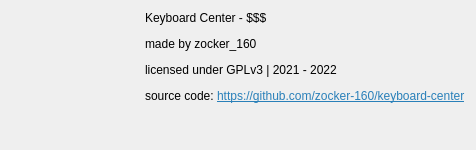
Above: src/gui/aboutWindow.ui from zocker-160/keyboard-center before the change. Below: the same form after it.
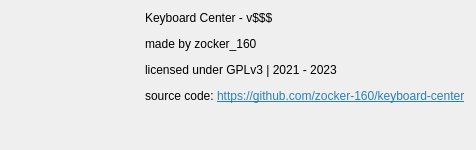
That is the form after the change. Icons and pictures are not drawn.

Diff of the .ui file:
```diff
--- a/src/gui/aboutWindow.ui
+++ b/src/gui/aboutWindow.ui
@@ -63,7 +63,7 @@
      <item>
       <widget class="QLabel" name="about_maintext">
        <property name="text">
-        <string>&lt;html&gt;&lt;head/&gt;&lt;body&gt;&lt;p&gt;Keyboard Center - $$$&lt;/p&gt;&lt;p&gt;made by zocker_160&lt;/p&gt;&lt;p&gt;licensed under GPLv3 | 2021 - 2022&lt;/p&gt;&lt;p&gt;source code: &lt;a href=&quot;https://github.com/zocker-160/keyboard-center&quot;&gt;&lt;span style=&quot; text-decoration: underline; color:#2980b9;&quot;&gt;https://github.com/zocker-160/keyboard-center&lt;/span&gt;&lt;/a&gt;&lt;/p&gt;&lt;/body&gt;&lt;/html&gt;</string>
+        <string>&lt;html&gt;&lt;head/&gt;&lt;body&gt;&lt;p&gt;Keyboard Center - v$$$&lt;/p&gt;&lt;p&gt;made by zocker_160&lt;/p&gt;&lt;p&gt;licensed under GPLv3 | 2021 - 2023&lt;/p&gt;&lt;p&gt;source code: &lt;a href=&quot;https://github.com/zocker-160/keyboard-center&quot;&gt;&lt;span style=&quot; text-decoration: underline; color:#2980b9;&quot;&gt;https://github.com/zocker-160/keyboard-center&lt;/span&gt;&lt;/a&gt;&lt;/p&gt;&lt;/body&gt;&lt;/html&gt;</string>
        </property>
        <property name="alignment">
         <set>Qt::AlignLeading|Qt::AlignLeft|Qt::AlignTop</set>
```
